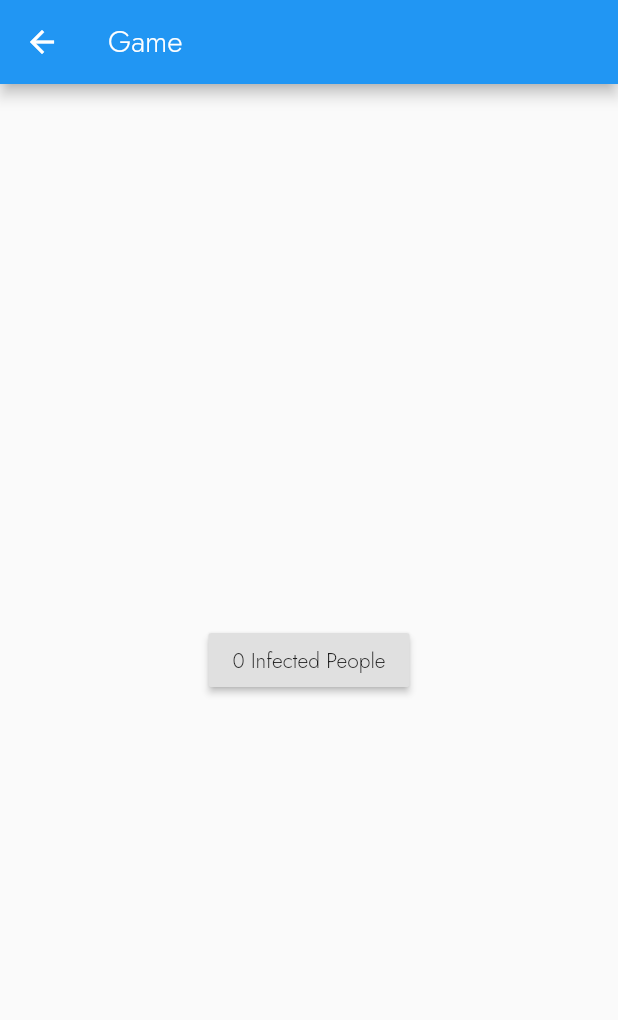
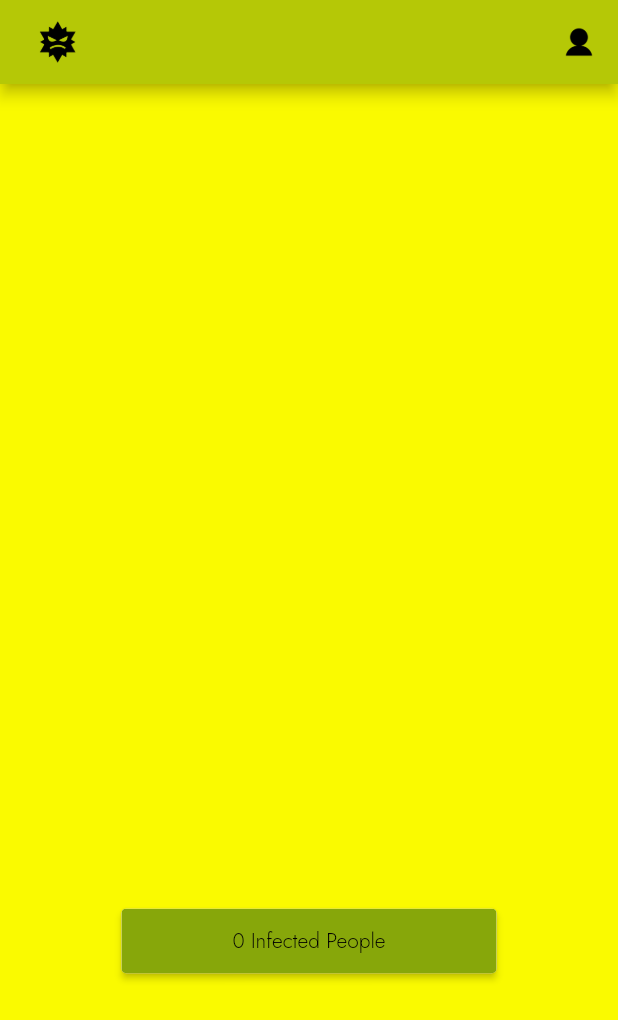
Before and after one commit to mirajago/pande_me, a Flutter app: the GameScreen screen opened directly, on a phone screen of 412 x 824 dp. Shown: the top 1020 px of the screen. Run offline on Flutter 3.47's test engine with Material 2 defaults, Android fonts, the phone set to English and light mode, and no system bars; our stand-ins replace firebase_auth, flare_flutter, flutter_bloc, google_sign_in, yaml; accounts and stored records are empty.

Commit message:
Game screen design changed

```diff
--- a/lib/screens/game_screen.dart
+++ b/lib/screens/game_screen.dart
@@ -1,31 +1,32 @@
 import 'package:flutter/material.dart';
 import 'package:flutter_bloc/flutter_bloc.dart';
 import 'package:pandeme/state/ClickBloc.dart';
+import 'package:pandeme/widgets/appbar_widget.dart';
+import 'package:pandeme/helpers/colors.dart' as colors;
+import 'package:pandeme/widgets/button_filled.dart';
 
 class GameScreen extends StatelessWidget {
   @override
   Widget build(BuildContext context) {
-
-
     final ClickBloc clickBloc = BlocProvider.of<ClickBloc>(context);
 
     return Scaffold(
-      appBar: AppBar(title: Text("Game")),
-
+      appBar: AppbarWidget(),
       body: BlocBuilder<ClickBloc, ClickState>(
-
-        builder: (context, state) => Stack(
-          children: [
-            Text("${state.activeNewsEvent != null ? state.activeNewsEvent["text"] : ""}"),
-            Center(
-              child: RaisedButton(
-                onPressed: () => clickBloc.add(ClickEvent.click),
-                child: Text("${state.infected} Infected People"),
-              ),
-            ),
-
-
-          ],
+        builder: (context, state) => Container(
+          width: MediaQuery.of(context).size.width,
+          color: colors.giftGruen,
+          child: Column(
+            mainAxisAlignment: MainAxisAlignment.spaceAround,
+            children: [
+              Text(
+                  "${state.activeNewsEvent != null ? state.activeNewsEvent["text"] : ""}", style: TextStyle(fontWeight: FontWeight.w600, color: colors.black, fontSize: 20),),
+              ButtonFilled(
+                  onPressed: () => clickBloc.add(ClickEvent.click),
+                  text: "${state.infected} Infected People",
+                ),
+            ],
+          ),
         ),
       ),
     );
@@ -36,8 +37,6 @@ class ProviderWidget extends StatelessWidget {
   @override
   Widget build(BuildContext context) {
     return BlocProvider<ClickBloc>(
-      create: (context) => ClickBloc(),
-      child: GameScreen()
-    );
+        create: (context) => ClickBloc(), child: GameScreen());
   }
 }
--- a/lib/screens/splash_screen.dart
+++ b/lib/screens/splash_screen.dart
@@ -10,6 +10,9 @@ class SplashScreen extends StatefulWidget {
 }
 
 class _SplashScreenState extends State<SplashScreen> {
+
+  var animationName = "Untitled";
+
   @override
   Widget build(BuildContext context) {
     return GestureDetector(
```
